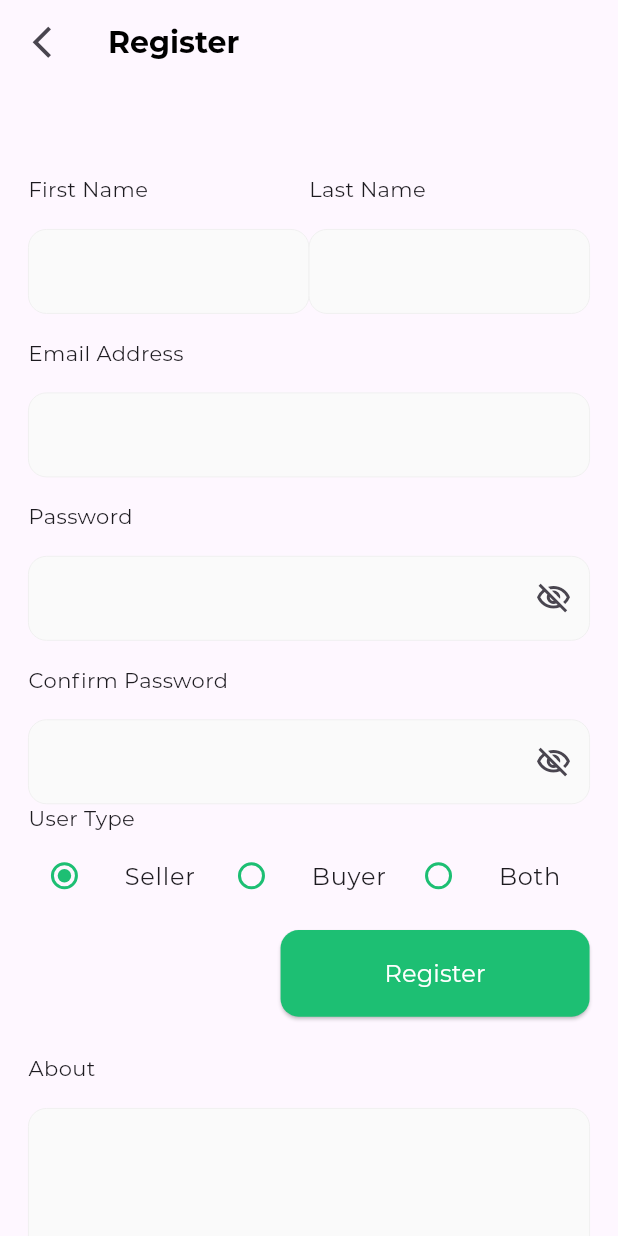
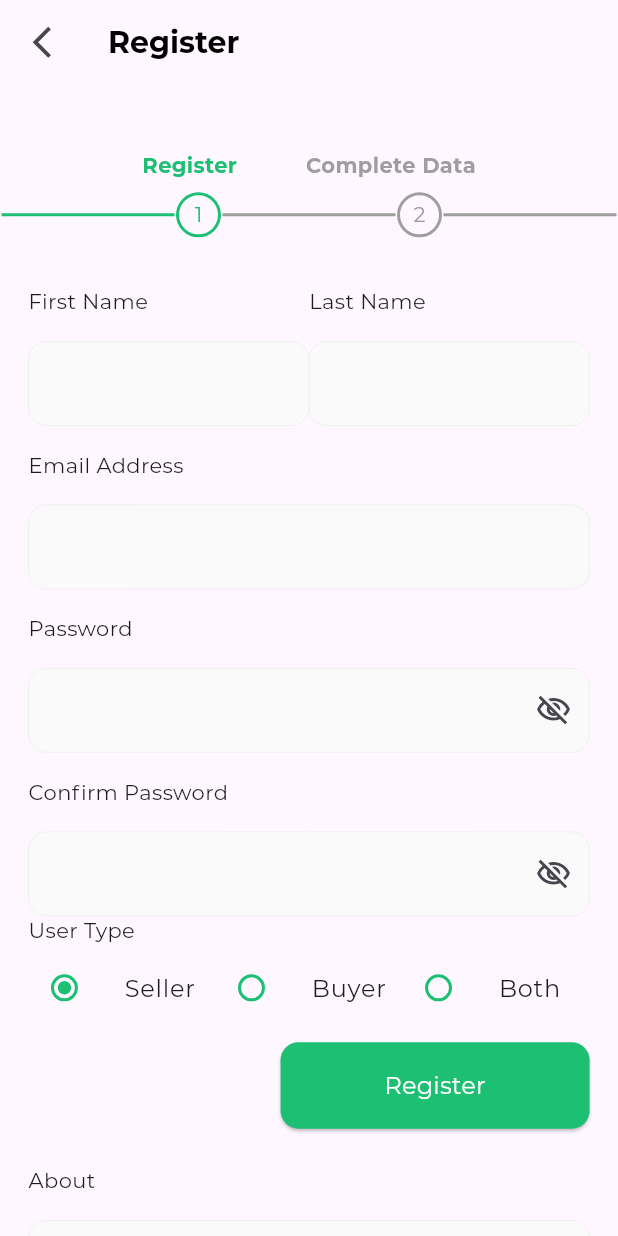
Before and after one commit to ManarShahin48/kafiil_task, a Flutter app: the RegisterScreen screen opened by its route, on a phone screen of 412 x 824 dp. Run offline on Flutter 3.47's test engine with Material 3 defaults, Android fonts, the phone set to English and light mode, and no system bars; our stand-ins replace dartz, dio, equatable, flutter_bloc, flutter_svg; accounts and stored records are empty.

Commit message:
feat: stepper done

```diff
--- /dev/null
+++ b/lib/core/components/stepper.dart
@@ -0,0 +1,135 @@
+import 'package:flutter/material.dart';
+import 'package:kafiil_task/core/extentions/padding_ext.dart';
+
+import '../resources/uilites.dart';
+
+class CustomStepper extends StatelessWidget {
+  const CustomStepper({super.key, required this.step1});
+
+  final bool step1;
+
+  @override
+  Widget build(BuildContext context) {
+    var mediaQuery = MediaQuery.of(context);
+    return Column(
+      children: [
+        Row(
+          mainAxisAlignment: MainAxisAlignment.spaceBetween,
+          children: [
+            const Text(
+              StringManager.register,
+              style: TextStyle(
+                color: ColorManager.primary,
+                fontWeight: FontWeightManager.w600,
+              ),
+            ),
+            Text(
+              StringManager.complete,
+              style: TextStyle(
+                color: step1 ? ColorManager.grey500 : ColorManager.primary,
+                fontWeight: FontWeightManager.w600,
+              ),
+            ),
+          ],
+        ).setHorizontalPadding(context, 0.23),
+        SizedBox(
+          height: mediaQuery.size.height * 0.01,
+        ),
+        Row(
+          children: [
+            Expanded(
+              child: Container(
+                width: mediaQuery.size.width / 3.5,
+                height: 2,
+                alignment: Alignment.center,
+                decoration: BoxDecoration(
+                  shape: BoxShape.rectangle,
+                  color: ColorManager.primary,
+                  border: Border.all(
+                    color: ColorManager.primary,
+                    width: 2,
+                  ),
+                ),
+              ),
+            ),
+            Container(
+              width: 30,
+              height: 30,
+              alignment: Alignment.center,
+              decoration: BoxDecoration(
+                shape: BoxShape.circle,
+                color: step1 ? Colors.transparent : ColorManager.primary,
+                border: Border.all(
+                  color: ColorManager.primary,
+                  width: 2,
+                ),
+              ),
+              child: step1
+                  ? const Text(
+                      "1",
+                      style: TextStyle(
+                        color: ColorManager.primary,
+                      ),
+                    )
+                  : const Icon(
+                      Icons.check,
+                      color: ColorManager.white,
+                    ),
+            ),
+            Expanded(
+              child: Container(
+                width: mediaQuery.size.width / 3.5,
+                height: 2,
+                alignment: Alignment.center,
+                decoration: BoxDecoration(
+                  shape: BoxShape.rectangle,
+                  color: !step1 ? ColorManager.primary : ColorManager.grey500,
+                  border: Border.all(
+                    color: !step1 ? ColorManager.primary : ColorManager.grey500,
+                    width: 2,
+                  ),
+                ),
+              ),
+            ),
+            Container(
+              width: 30,
+              height: 30,
+              alignment: Alignment.center,
+              decoration: BoxDecoration(
+                shape: BoxShape.circle,
+                border: Border.all(
+                  color: !step1 ? ColorManager.primary : ColorManager.grey500,
+                  width: 2,
+                ),
+              ),
+              child: Text(
+                "2",
+                style: TextStyle(
+                  color: !step1 ? ColorManager.primary : ColorManager.grey500,
+                ),
+              ),
+            ),
+            Expanded(
+              child: Container(
+                width: mediaQuery.size.width / 3.5,
+                height: 2,
+                alignment: Alignment.center,
+                decoration: BoxDecoration(
+                  shape: BoxShape.rectangle,
+                  color: ColorManager.grey500,
+                  border: Border.all(
+                    color: ColorManager.grey500,
+                    width: 2,
+                  ),
+                ),
+              ),
+            ),
+          ],
+        ),
+        SizedBox(
+          height: mediaQuery.size.height * 0.02,
+        ),
+      ],
+    );
+  }
+}
--- a/lib/features/registeration/bloc/register_cubit.dart
+++ b/lib/features/registeration/bloc/register_cubit.dart
@@ -1,4 +1,5 @@
 import 'package:dio/dio.dart';
+import 'package:flutter/material.dart';
 import 'package:flutter_bloc/flutter_bloc.dart';
 import 'package:kafiil_task/features/registeration/bloc/register_state.dart';
 
@@ -8,12 +9,20 @@ class RegisterCubit extends Cubit<RegisterStates> {
   static RegisterCubit get(context) => BlocProvider.of(context);
 
   final Dio dio = Dio();
+  final PageController _pageController = PageController(initialPage: 0);
 
-  bool _showPassword = true, _showConfirmPassword = true;
+  bool _showPassword = true, _showConfirmPassword = true, _currentStep = true;
+  int _currentPage = 0;
 
   bool get showPassword => _showPassword;
 
+  bool get currentStep => _currentStep;
+
   bool get showConfirmPassword => _showConfirmPassword;
+
+  int get currentPage => _currentPage;
+
+  PageController get pageController => _pageController;
 
   void toggleShowPassword() {
     _showPassword = !_showPassword;
@@ -24,4 +33,23 @@ class RegisterCubit extends Cubit<RegisterStates> {
     _showConfirmPassword = !_showConfirmPassword;
     emit(ShowConfirmPassword());
   }
+
+  void toStepTwo(bool nextStep) {
+    _currentStep = nextStep;
+    emit(ChangeStepperValue());
+  }
+
+  void jumpToPage(int? pageNumber) async {
+    if (pageNumber != null) _currentPage = pageNumber;
+    _pageController.jumpToPage(_currentPage);
+    emit(JumpToPage());
+  }
+
+  void clear() {
+    _pageController.dispose();
+    _currentStep = true;
+    _currentPage = 0;
+    _showPassword = false;
+    _showConfirmPassword = false;
+  }
 }
--- a/lib/features/registeration/bloc/register_state.dart
+++ b/lib/features/registeration/bloc/register_state.dart
@@ -9,3 +9,7 @@ class ShowPassword extends RegisterStates {}
 class ShowConfirmPassword extends RegisterStates {}
 
 class ChangeRadioValue extends RegisterStates {}
+
+class ChangeStepperValue extends RegisterStates {}
+
+class JumpToPage extends RegisterStates {}
--- a/lib/features/registeration/pages/register_screen.dart
+++ b/lib/features/registeration/pages/register_screen.dart
@@ -1,6 +1,7 @@
 import 'package:flutter/material.dart';
 import 'package:flutter_bloc/flutter_bloc.dart';
 import 'package:kafiil_task/core/components/fav_social_media.dart';
+import 'package:kafiil_task/core/components/stepper.dart';
 import 'package:kafiil_task/core/extentions/padding_ext.dart';
 
 import '../../../core/resources/uilites.dart';
@@ -35,92 +36,24 @@ class RegisterScreen extends StatelessWidget {
                 title: StringManager.register,
                 onPressed: () {
                   Navigator.pop(context);
+                  cubit.clear();
                 },
               ),
-              // body: StepperWidget(
-              //   step1: Column(
-              //     crossAxisAlignment: CrossAxisAlignment.end,
-              //     children: [
-              //       const Row(
-              //         mainAxisAlignment: MainAxisAlignment.spaceBetween,
-              //         children: [
-              //           Expanded(
-              //             child: CustomTextField(
-              //               title: StringManager.firstName,
-              //             ),
-              //           ),
-              //           Expanded(
-              //             child: CustomTextField(
-              //               title: StringManager.lastName,
-              //             ),
-              //           ),
-              //         ],
-              //       ),
-              //       CustomTextField(title: StringManager.emailAddress),
-              //       CustomTextField(
-              //         title: StringManager.password,
-              //         obscureText: cubit.showPassword,
-              //         suffixIcon: Container(
-              //           width: 10,
-              //           alignment: Alignment.center,
-              //           child: GestureDetector(
-              //             onTap: cubit.toggleShowPassword,
-              //             child: Icon(
-              //               cubit.showPassword
-              //                   ? Icons.visibility_off_outlined
-              //                   : Icons.visibility_outlined,
-              //             ),
-              //           ),
-              //         ),
-              //       ),
-              //       CustomTextField(
-              //         title: StringManager.confirmPassword,
-              //         obscureText: cubit.showConfirmPassword,
-              //         suffixIcon: Container(
-              //           width: 10,
-              //           alignment: Alignment.center,
-              //           child: GestureDetector(
-              //             onTap: cubit.toggleShowConfirmPassword,
-              //             child: Icon(
-              //               cubit.showConfirmPassword
-              //                   ? Icons.visibility_off_outlined
-              //                   : Icons.visibility_outlined,
-              //             ),
-              //           ),
-              //         ),
-              //       ),
-              //       const CustomRadioButton(
-              //         text: StringManager.userType,
-              //         three: true,
-              //         radio1: StringManager.seller,
-              //         radio2: StringManager.buyer,
-              //         radio3: StringManager.both,
-              //       ),
-              //       CustomButton(
-              //         text: StringManager.register,
-              //         width: mediaQuery.size.width / 2,
-              //         onPressed: () {
-              //           // cubit.register();
-              //         },
-              //       ).setVerticalPadding(context, 0.02),
-              //     ],
-              //   ).setOnlyPadding(context, 0, 0.046, 0.046, 0.046),
-              //   step2: Column(
-              //     crossAxisAlignment: CrossAxisAlignment.end,
-              //     children: [
-              //       Text("step2"),
-              //       Text("step2"),
-              //       Text("step2"),
-              //       Text("step2"),
-              //     ],
-              //   ).setOnlyPadding(context, 0, 0.046, 0.046, 0.046),
-              // ),
-              body: SingleChildScrollView(
+              body: Column(
+                children: [
+                  CustomStepper(step1: cubit.currentStep),
+                  Expanded(
+                    child: PageView(
+                      physics: const NeverScrollableScrollPhysics(),
+                      controller: cubit.pageController,
+                      children: [
+                        SingleChildScrollView(
                           child: Column(
                             crossAxisAlignment: CrossAxisAlignment.end,
                             children: [
                               const Row(
-                      mainAxisAlignment: MainAxisAlignment.spaceBetween,
+                                mainAxisAlignment:
+                                    MainAxisAlignment.spaceBetween,
                                 children: [
                                   Expanded(
                                     child: CustomTextField(
@@ -134,7 +67,8 @@ class RegisterScreen extends StatelessWidget {
                                   ),
                                 ],
                               ),
-                    const CustomTextField(title: StringManager.emailAddress),
+                              const CustomTextField(
+                                  title: StringManager.emailAddress),
                               CustomTextField(
                                 title: StringManager.password,
                                 obscureText: cubit.showPassword,
@@ -178,7 +112,8 @@ class RegisterScreen extends StatelessWidget {
                                 text: StringManager.register,
                                 width: mediaQuery.size.width / 2,
                                 onPressed: () {
-                        // cubit.register();
+                                  cubit.toStepTwo(false);
+                                  cubit.jumpToPage(1);
                                 },
                               ).setVerticalPadding(context, 0.02),
                               CustomTextField(
@@ -202,7 +137,11 @@ class RegisterScreen extends StatelessWidget {
                                 crossAxisAlignment: CrossAxisAlignment.start,
                                 children: [
                                   const Text(StringManager.favSocialMedia),
-                        FavSocialMedia(checked: true, onPressed: () {}, text: "FaceBook",),
+                                  FavSocialMedia(
+                                    checked: true,
+                                    onPressed: () {},
+                                    text: "FaceBook",
+                                  ),
                                 ],
                               ),
                               CustomButton(
@@ -213,6 +152,12 @@ class RegisterScreen extends StatelessWidget {
                             ],
                           ).setOnlyPadding(context, 0, 0.046, 0.046, 0.046),
                         ),
+                        Text('data'),
+                      ],
+                    ),
+                  ),
+                ],
+              ),
             ),
           );
         },
```
Lines whose indentation alone changed are shown as unchanged.
